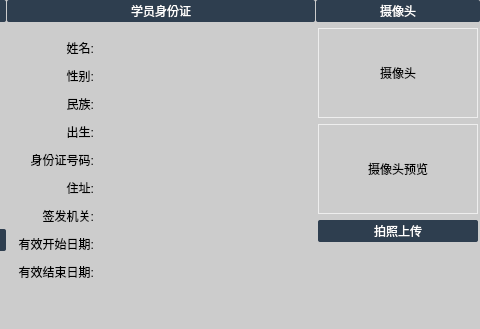
First picture: the form in IDReader/gui/MainWidget.ui, repository xtuer/Qt, before the edit; both pictures show x 170 to 650 and y 0 to 329 of the 650 by 552 pixel window.
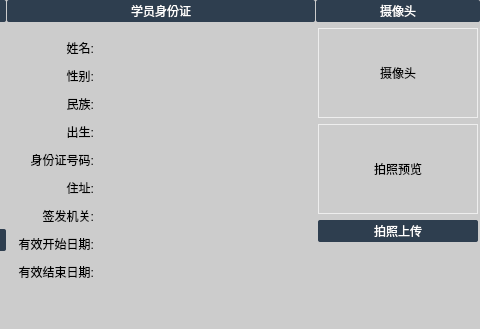
Second picture: the form after the edit. Icons and pictures are not drawn.

Commit message: 拍照预览

What changed in the file:
```diff
--- a/IDReader/gui/MainWidget.ui
+++ b/IDReader/gui/MainWidget.ui
@@ -769,7 +769,7 @@
          </size>
         </property>
         <property name="text">
-         <string>摄像头预览</string>
+         <string>拍照预览</string>
         </property>
         <property name="alignment">
          <set>Qt::AlignCenter</set>
```
